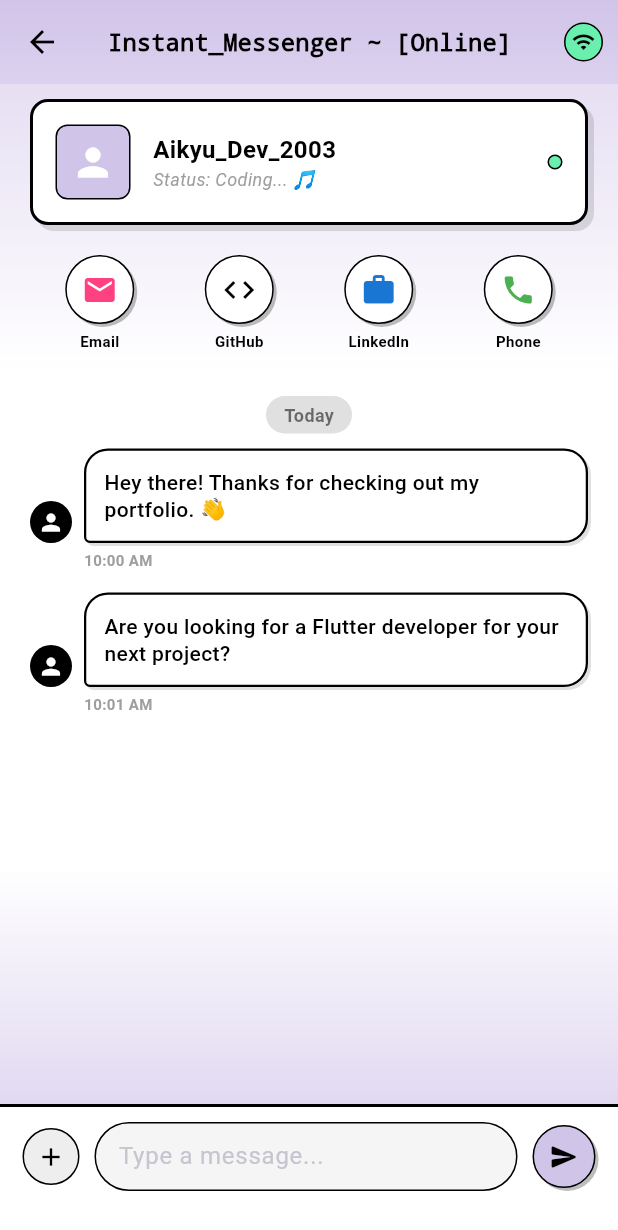
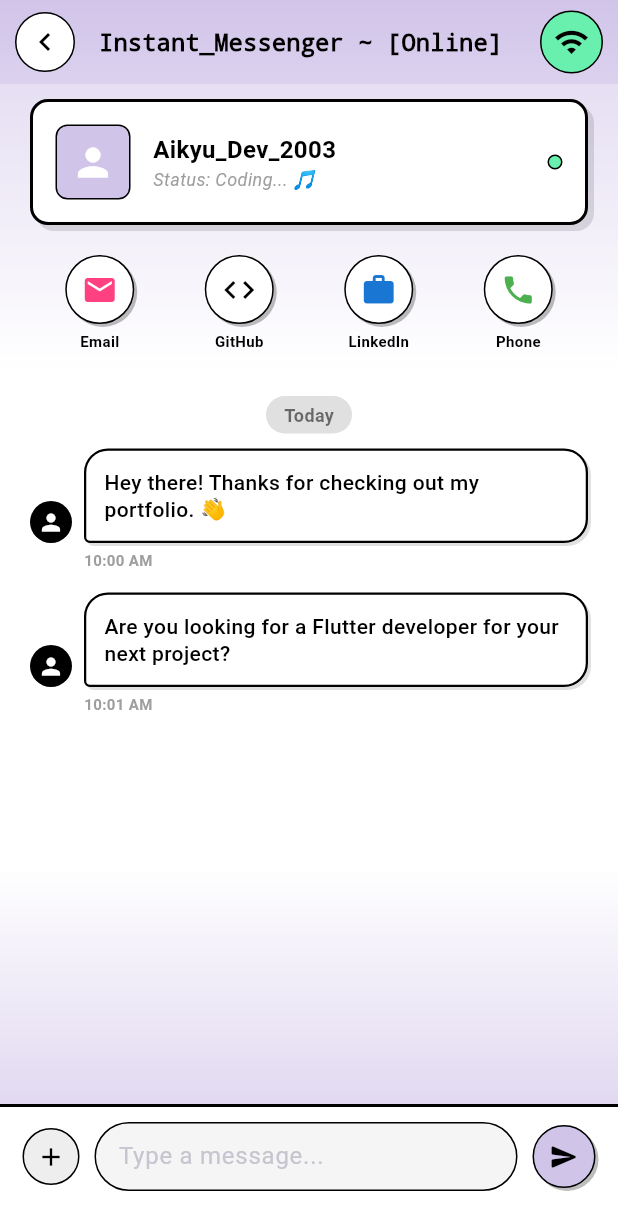
Before and after one commit to ParIQad/portfolio, a Flutter app: the ContactScreen screen opened directly, on a phone screen of 412 x 824 dp. Shown: the top 1230 px of the screen. Run offline on Flutter 3.47's test engine with Material 3 defaults, Android fonts, the phone set to English and light mode, and no system bars.

Commit message:
Update contact page

```diff
--- a/lib/main.dart
+++ b/lib/main.dart
@@ -1,5 +1,5 @@
 import 'package:flutter/material.dart';
-import 'screens/home_screen.dart'; // เรียกใช้หน้า Home ที่แยกไว้
+import 'screens/home_screen.dart';
 
 void main() {
   runApp(const MyPortfolioApp());
--- a/lib/screens/contact_screen.dart
+++ b/lib/screens/contact_screen.dart
@@ -46,28 +46,44 @@ class _ContactScreenState extends State<ContactScreen> {
     return GradientScaffold(
       themeColor: const Color(0xFFD1C4E9), // Pastel Lavender
       appBar: AppBar(
+        centerTitle: false,
+        titleSpacing: 16,
         title: const Text(
           "Instant_Messenger ~ [Online]",
           style: TextStyle(color: Colors.black, fontWeight: FontWeight.bold, fontFamily: 'Courier', fontSize: 16),
         ),
-        centerTitle: true,
         backgroundColor: Colors.transparent,
         elevation: 0,
-        leading: IconButton(
-          icon: const Icon(Icons.arrow_back, color: Colors.black),
-          onPressed: () => Navigator.pop(context),
+        leadingWidth: 50,
+        leading: Padding(
+          padding: const EdgeInsets.only(left: 10, top: 8, bottom: 8, right: 0),
+          child: GestureDetector(
+            onTap: () => Navigator.pop(context),
+            child: Container(
+              decoration: BoxDecoration(
+                color: Colors.white,
+                shape: BoxShape.circle,
+                border: Border.all(color: Colors.black, width: 1), // The black border
+              ),
+              child: const Icon(
+                Icons.chevron_left, // Use chevron for that specific look
+                color: Colors.black,
+                size: 24
+              ),
+            ),
+          ),
         ),
         actions: [
            // A little retro decorative button
            Container(
              margin: const EdgeInsets.only(right: 10),
-             padding: const EdgeInsets.all(4),
+             padding: const EdgeInsets.all(8),
               decoration: BoxDecoration(
                 border: Border.all(color: Colors.black),
                 shape: BoxShape.circle,
                 color: Colors.greenAccent
               ),
-             child: const Icon(Icons.wifi, size: 16, color: Colors.black)
+             child: const Icon(Icons.wifi, size: 24, color: Colors.black)
            )
         ],
       ),
```
